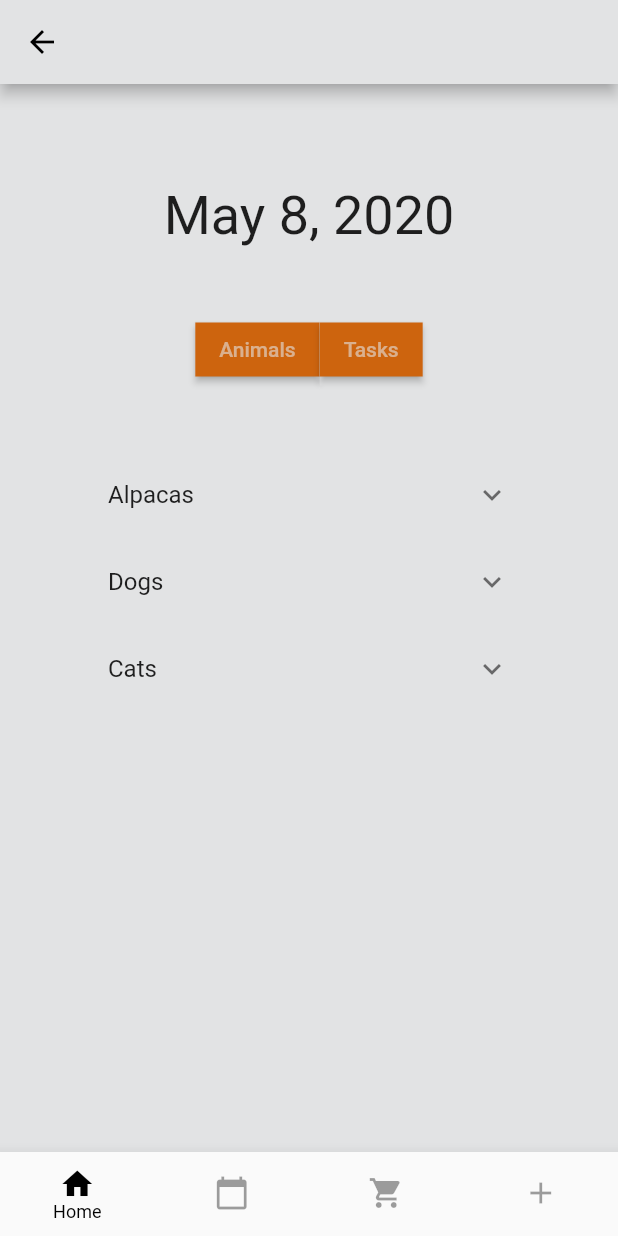
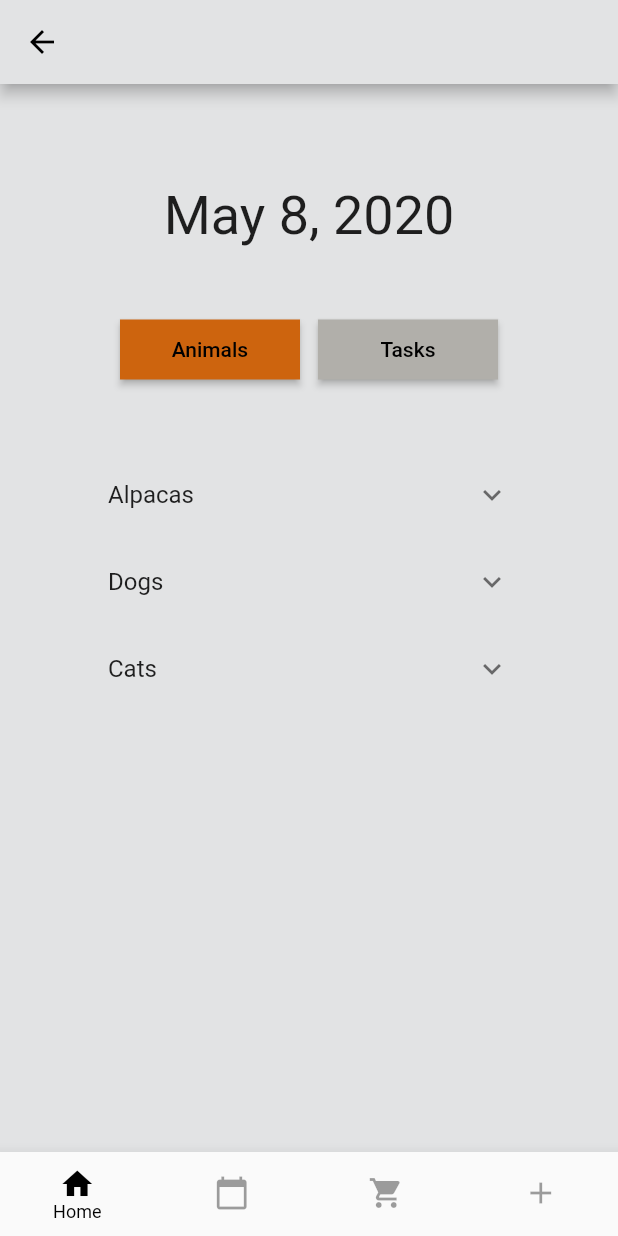
Before and after one commit to Ashley877/HomesteadTracker, a Flutter app: the screen it shows after launch, after a tap on "Login", on a phone screen of 412 x 824 dp. Run offline on Flutter 3.47's test engine with Material 2 defaults, Android fonts, the phone set to English and light mode, and no system bars; our stand-ins replace cloud_firestore, get_it; accounts and stored records are empty.

Commit message:
final commit for grading

```diff
--- a/lib/main.dart
+++ b/lib/main.dart
@@ -57,10 +57,11 @@ class MyApp extends StatelessWidget {
         bottomAppBarColor: colorCustomGrey,
         visualDensity: VisualDensity.adaptivePlatformDensity,
         buttonTheme: ButtonThemeData(
+          minWidth: 120,
+          height: 40,
           buttonColor: colorCustomOrange,
           shape: RoundedRectangleBorder(),
           textTheme: ButtonTextTheme.accent,
-          minWidth: 50,
         ),
         fontFamily: 'Roboto',
       ),
--- a/lib/models/animals.dart
+++ b/lib/models/animals.dart
@@ -23,16 +23,17 @@ final List<Entry> data = <Entry>[
   Entry(
     'Alpacas',
     <Entry>[
-      Entry(
-        'Pixel',
-        <Entry>[
-          Entry('Item A0.1'),
-          Entry('Item A0.2'),
-          Entry('Item A0.3'),
-        ],
-      ),
-      Entry('Section A1'),
-      Entry('Section A2'),
+      Entry('Pixel'),
+      Entry('Brownie'),
+      Entry('Bruce'),
+      //   <Entry>[
+      //     Entry('Item A0.1'),
+      //     Entry('Item A0.2'),
+      //     Entry('Item A0.3'),
+      //   ],
+      // ),
+      // Entry('Section A1'),
+      // Entry('Section A2'),
     ],
   ),
   Entry(
@@ -47,15 +48,15 @@ final List<Entry> data = <Entry>[
     <Entry>[
       Entry('Vader'),
       Entry('Mesha'),
-      Entry(
-        'Section C2',
-        <Entry>[
-          Entry('Item C2.0'),
-          Entry('Item C2.1'),
-          Entry('Item C2.2'),
-          Entry('Item C2.3'),
-        ],
-      ),
+      // Entry(
+      //   'Section C2',
+      //   <Entry>[
+      //     Entry('Item C2.0'),
+      //     Entry('Item C2.1'),
+      //     Entry('Item C2.2'),
+      //     Entry('Item C2.3'),
+      // ],
+      //),
     ],
   ),
 ];
--- a/lib/screens/homepage.dart
+++ b/lib/screens/homepage.dart
@@ -14,7 +14,8 @@ import 'new_todo_dialog.dart';
 import 'todo.dart';
 
 class HomepageRoute extends StatefulWidget {
-  const HomepageRoute({Key key}) : super(key: key);
+  final bool animals;
+  const HomepageRoute({Key key, this.animals = true}) : super(key: key);
 
   @override
   _HomepageState createState() => _HomepageState();
@@ -37,51 +38,24 @@ class _HomepageState extends State<HomepageRoute> {
             Row(
               mainAxisAlignment: MainAxisAlignment.center,
               children: <Widget>[
-                //     RaisedButton(
-                //       child: Text('Animals'),
-                //       onPressed: () => print("pressed animals");
-                //        Navigator.pushNamed(context, HomepageRoute);
-                //     ),
-                Container(
-                    //width: loginContentWidth,
-                    padding: EdgeInsets.fromLTRB(10, 0, 10, 0),
-                    child: Row(
-                      mainAxisAlignment: MainAxisAlignment.spaceBetween,
-                      mainAxisSize: MainAxisSize.max,
-                      children: <Widget>[
-                        Container(
-                            color: colorCustomGrey,
-                            child: RaisedButton(
-                              onPressed: () {
-                                //forgot password screen
-                                Navigator.pushNamed(
-                                    context, routes.HomepageRoute);
-                              },
-                              //textColor: Colors.white,
-                              child: Text('Animals'),
-                            )),
-                        Container(
-                            color: colorCustomGrey,
-                            child: RaisedButton(
-                              onPressed: () {
-                                //forgot password screen
-                                Navigator.pushNamed(
-                                    context, routes.TodoListScreen);
-                              },
-                              //textColor: Colors.white,
-                              child: Text('Tasks'),
-                            )),
-                      ],
-                    )),
-
-                // Container(
-                //   width: 24.0,
-                // ),
-                // RaisedButton(
-                //   child: Text('Tasks'),
-                //   onPressed: () => print("pressed tasks");
-                //    Navigator.pushNamed(context, TodoLists);
-                // ),
+                RaisedButton(
+                  onPressed: () {
+                    Navigator.pushNamed(context, routes.HomepageRoute,
+                        arguments: true);
+                  },
+                  textColor: Colors.black,
+                  child: Text('Animals'),
+                ),
+                Container(width: 12),
+                RaisedButton(
+                  color: secondGrey,
+                  onPressed: () {
+                    //forgot password screen
+                    Navigator.pushNamed(context, routes.TodoListScreen);
+                  },
+                  textColor: Colors.black,
+                  child: Text('Tasks'),
+                )
               ],
             ),
             Container(
--- a/lib/views/login.dart
+++ b/lib/views/login.dart
@@ -42,7 +42,7 @@ class _State extends State<LoginView> {
                   //height: 100,
                   padding: EdgeInsets.all(10),
                   child: Image(
-                    image: AssetImage('assets/images/house.jpg'),
+                    image: AssetImage('assets/images/house.png'),
                   ),
                 ),
                 Container(
@@ -50,7 +50,8 @@ class _State extends State<LoginView> {
                     alignment: Alignment.center,
                     padding: EdgeInsets.all(10),
                     child: Text(
-                      'Maximize your productivity on your homestead by joining now',
+                      'Maximize your productivity\n on your homestead\n by joining now',
+                      textAlign: TextAlign.center,
                       style: TextStyle(
                           color: colorCustomOrange,
                           fontWeight: FontWeight.w500,
@@ -127,7 +128,7 @@ class _State extends State<LoginView> {
                         FlatButton(
                           textColor: colorCustomOrange,
                           child: Text(
-                            'Sign in',
+                            'Sign up',
                             style: TextStyle(fontSize: 20),
                           ),
                           onPressed: () {
--- a/lib/widgets/expansion_list.dart
+++ b/lib/widgets/expansion_list.dart
@@ -1,5 +1,6 @@
 import 'package:flutter/material.dart';
 import '../models/animals.dart';
+import '../constants/tokens/colors.dart';
 
 class ExpansionList extends StatelessWidget {
   @override
@@ -30,6 +31,7 @@ class EntryItem extends StatelessWidget {
   Widget _buildTiles(Entry root) {
     if (root.children.isEmpty) return ListTile(title: Text(root.title));
     return ExpansionTile(
+      backgroundColor: colorCustomOrange,
       key: PageStorageKey<Entry>(root),
       title: Text(root.title),
       children: root.children.map(_buildTiles).toList(),
--- a/pubspec.yaml
+++ b/pubspec.yaml
@@ -62,7 +62,7 @@ flutter:
 
   # To add assets to your application, add an assets section, like this:
   assets:
-    - assets/images/gizmo.jpg
+    - assets/images/
   #   - images/a_dot_ham.jpeg
   # An image asset can refer to one or more resolution-specific "variants", see
   # https://flutter.dev/assets-and-images/#resolution-aware.
```
Also changed, not shown: lib/constants/tokens/colors.dart (+15 -0 lines), lib/screens/todo_list_screen.dart (+2 -62 lines).
